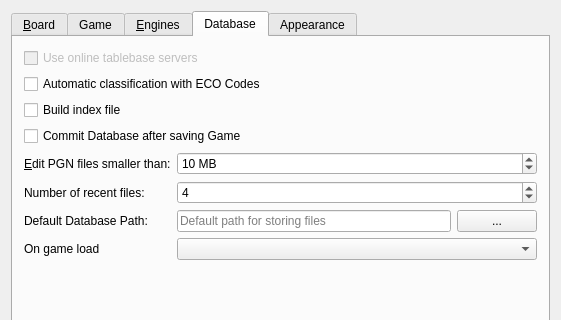
This is src/gui/preferences.ui in franzm/shatrabase as Qt 5 draws it before an edit; both pictures show x 0 to 561 and y 0 to 320 of the 561 by 574 pixel window. The edited form follows.
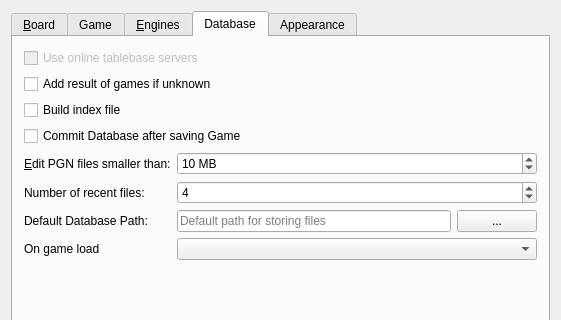
This is the edited form. The open tabs and pages were chosen to show the change. Custom widgets are drawn as their Qt base class.

Commit message: auto-result-on-load setting

The edit to the form file:
```diff
--- a/src/gui/preferences.ui
+++ b/src/gui/preferences.ui
@@ -1313,7 +1313,7 @@
        <item>
         <widget class="QCheckBox" name="automaticECO">
          <property name="text">
-          <string>Automatic classification with ECO Codes</string>
+          <string>Add result of games if unknown</string>
          </property>
         </widget>
        </item>
```
Left out of the diff: 4 changed lines with no effect on the pictures. The commit also changes 7 other files.
